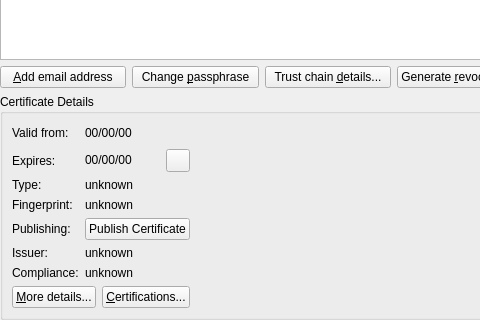
The window that src/dialogs/certificatedetailswidget.ui (sensama/kleopatra) describes before a commit, drawn with Qt 5; both pictures show x 0 to 480 and y 251 to 571 of the 701 by 571 pixel window.
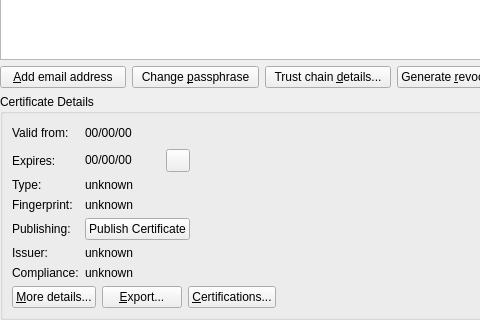
The same window after the commit. Icons and pictures are not drawn.

Commit message:
Add text export to certificate details
This adds an easy copy & paste export without the extra
file step. Good for message boards etc.
For OpenPGP it adds comments about the user ids / type etc
like it's done by the S/MIME Export anyway.

GnuPG-Bug-Id: 3605

Patch:
```diff
--- a/src/dialogs/certificatedetailswidget.ui
+++ b/src/dialogs/certificatedetailswidget.ui
@@ -256,6 +256,13 @@
           </property>
          </widget>
         </item>
+        <item>
+         <widget class="QPushButton" name="exportBtn">
+          <property name="text">
+           <string>&amp;Export...</string>
+          </property>
+         </widget>
+        </item>
         <item>
          <widget class="QPushButton" name="webOfTrustBtn">
           <property name="text">
```
The commit also changes 4 other files.
